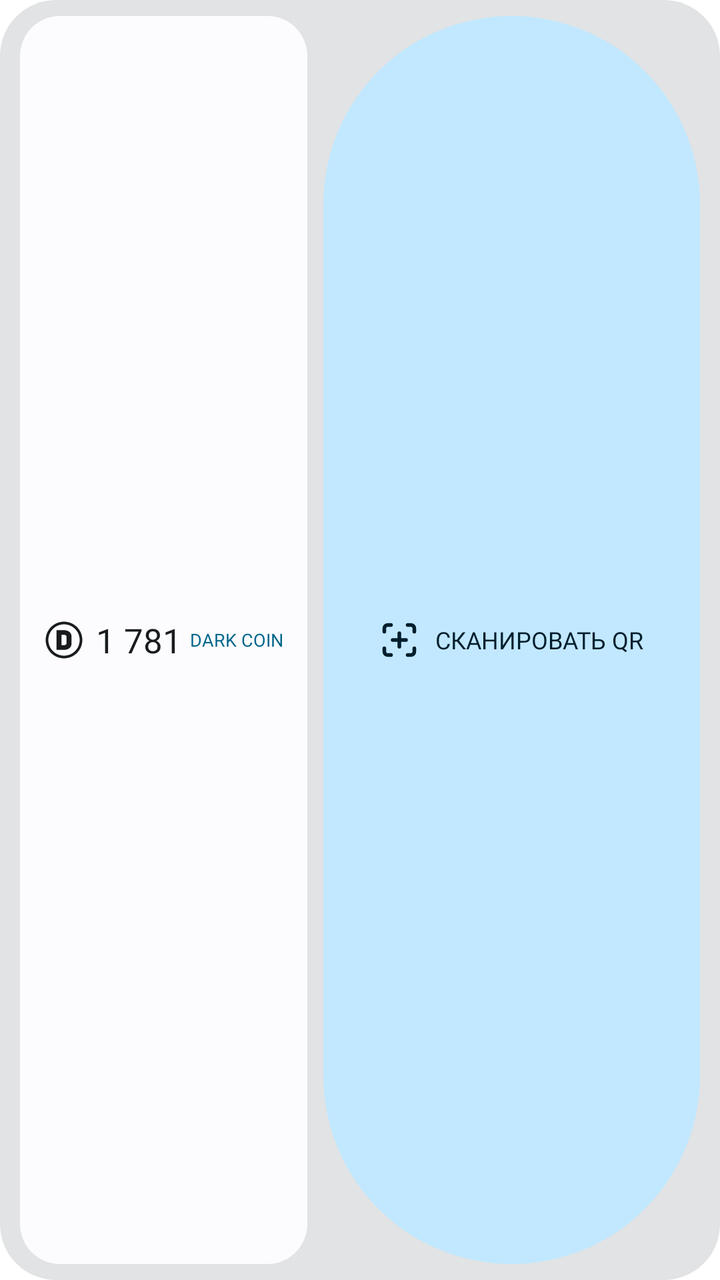
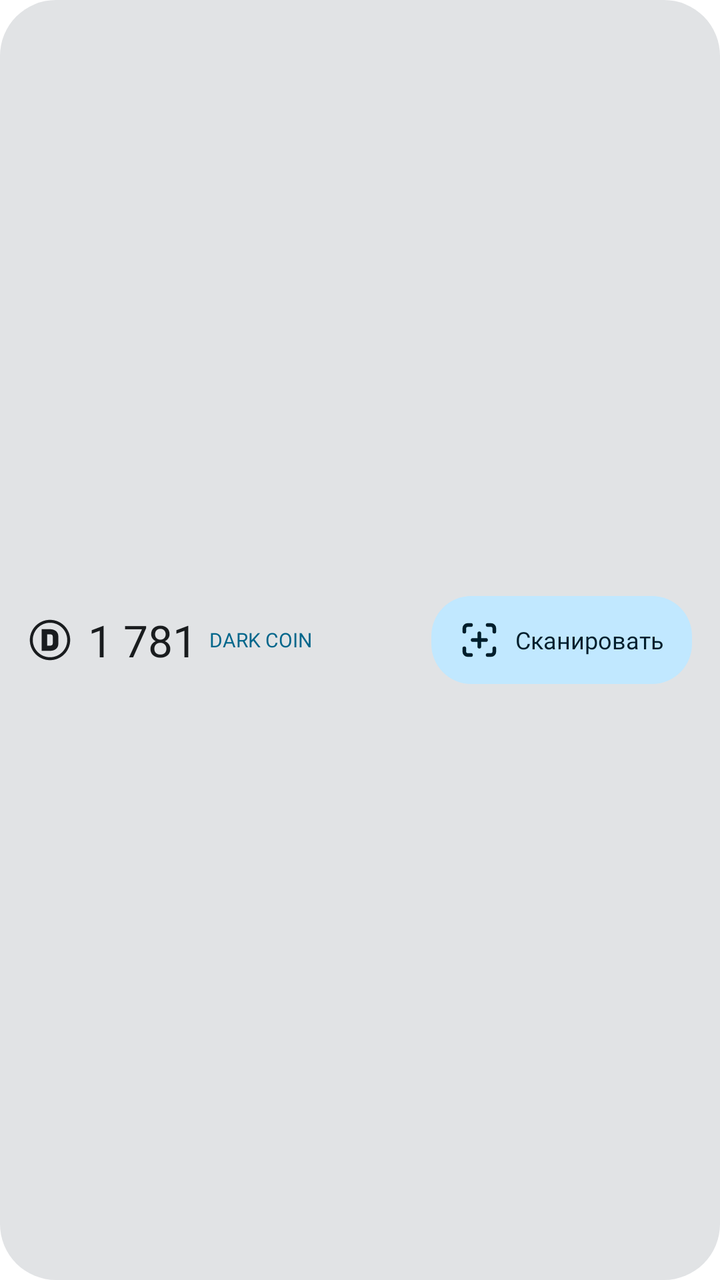

An Android layout rendered at two revisions. The XML below is the earlier revision; the diff shows what the commit changed to produce the second picture.
<!-- AndroidManifest.xml: application theme Theme.Darkside -->
<!-- res/layout/widget_darkside_4x1.xml -->
<?xml version="1.0" encoding="utf-8"?>
<LinearLayout xmlns:android="http://schemas.android.com/apk/res/android"
    android:id="@+id/widget_root_4x1"
    android:layout_width="match_parent"
    android:layout_height="match_parent"
    android:background="@drawable/bg_widget_container"
    android:gravity="center_vertical"
    android:orientation="horizontal"
    android:paddingStart="10dp"
    android:paddingTop="8dp"
    android:paddingEnd="10dp"
    android:paddingBottom="8dp">

    
    <LinearLayout
        android:layout_width="wrap_content"
        android:layout_height="match_parent"
        android:background="@drawable/bg_widget_inner_card"
        android:gravity="center_vertical"
        android:orientation="horizontal"
        android:paddingStart="12dp"
        android:paddingEnd="12dp">

        <ImageView
            android:layout_width="20dp"
            android:layout_height="20dp"
            android:src="@drawable/ic_coin"
            android:contentDescription="@string/app_name" />

        <TextView
            android:id="@+id/widget_balance_4x1"
            android:layout_width="wrap_content"
            android:layout_height="wrap_content"
            android:layout_marginStart="6dp"
            android:fontFamily="@font/unisans_heavy"
            android:singleLine="true"
            android:text="1 781"
            android:textColor="@color/widget_text_primary"
            android:textSize="17sp" />

        <TextView
            android:id="@+id/widget_coins_label_4x1"
            android:layout_width="wrap_content"
            android:layout_height="wrap_content"
            android:layout_marginStart="4dp"
            android:fontFamily="@font/unisans_bold"
            android:singleLine="true"
            android:text="@string/coins_unit"
            android:textColor="@color/widget_accent"
            android:textSize="9sp" />
    </LinearLayout>

    
    <LinearLayout
        android:id="@+id/widget_btn_scan_4x1"
        android:layout_width="0dp"
        android:layout_height="match_parent"
        android:layout_marginStart="8dp"
        android:layout_weight="1"
        android:background="@drawable/bg_widget_pill_button"
        android:clickable="true"
        android:focusable="true"
        android:gravity="center"
        android:orientation="horizontal"
        android:paddingStart="16dp"
        android:paddingEnd="16dp">

        <ImageView
            android:layout_width="20dp"
            android:layout_height="20dp"
            android:src="@drawable/ic_scan_qr"
            android:contentDescription="@string/scan_qr" />

        <TextView
            android:layout_width="wrap_content"
            android:layout_height="wrap_content"
            android:layout_marginStart="8dp"
            android:fontFamily="@font/unisans_bold"
            android:singleLine="true"
            android:text="СКАНИРОВАТЬ QR"
            android:textColor="@color/widget_action_card_text"
            android:textSize="12sp" />
    </LinearLayout>

</LinearLayout>
<!-- resources referenced by this layout -->
<resources>
  <color name="widget_accent">@color/md_theme_primary</color>
  <color name="widget_action_card_text">@color/md_theme_onPrimaryContainer</color>
  <color name="widget_text_primary">@color/md_theme_onSurface</color>
  <!-- drawable bg_widget_container (drawable) -->
  <?xml version="1.0" encoding="utf-8"?>
  <shape xmlns:android="http://schemas.android.com/apk/res/android"
      android:shape="rectangle">
      <corners android:radius="@dimen/widget_background_radius" />
      <solid android:color="@color/widget_background" />
  </shape>
  <!-- drawable bg_widget_inner_card (drawable) -->
  <?xml version="1.0" encoding="utf-8"?>
  <shape xmlns:android="http://schemas.android.com/apk/res/android"
      android:shape="rectangle">
      <corners android:radius="@dimen/widget_inner_radius" />
      <solid android:color="@color/widget_inner_surface" />
  </shape>
  <!-- drawable bg_widget_pill_button (drawable) -->
  <?xml version="1.0" encoding="utf-8"?>
  <ripple xmlns:android="http://schemas.android.com/apk/res/android"
      android:color="@color/widget_accent">
      <item>
          <shape android:shape="rectangle">
              <corners android:radius="100dp" />
              <solid android:color="@color/widget_action_card_bg" />
          </shape>
      </item>
  </ripple>
  <!-- drawable ic_scan_qr (drawable) -->
  <vector xmlns:android="http://schemas.android.com/apk/res/android"
      android:width="24dp"
      android:height="24dp"
      android:viewportWidth="24"
      android:viewportHeight="24">
      <path
          android:strokeColor="@color/widget_action_card_text"
          android:strokeWidth="2.2"
          android:strokeLineCap="round"
          android:strokeLineJoin="round"
          android:pathData="M3,7V5a2,2 0 0,1 2,-2h2M17,3h2a2,2 0 0,1 2,2v2M21,17v2a2,2 0 0,1 -2,2h-2M7,21H5a2,2 0 0,1 -2,-2v-2M12,8v8M8,12h8" />
  </vector>
  <string name="app_name">Darkside</string>
  <string name="coins_unit">DARK COIN</string>
  <string name="scan_qr">СКАНИРОВАТЬ</string>
  <color name="md_theme_primary">#6750A4</color>
  <color name="md_theme_onPrimaryContainer">#21005D</color>
  <color name="md_theme_onSurface">#1D1B20</color>
  <dimen name="widget_background_radius">28dp</dimen>
  <color name="widget_background">@color/md_theme_surfaceContainer</color>
  <dimen name="widget_inner_radius">20dp</dimen>
  <color name="widget_inner_surface">@color/md_theme_surface</color>
  <color name="widget_action_card_bg">@color/md_theme_primaryContainer</color>
  <color name="widget_coin_tint">@color/md_theme_onSurface</color>
  <color name="md_theme_onPrimary">#FFFFFF</color>
  <color name="md_theme_primaryContainer">#EADDFF</color>
  <color name="md_theme_secondary">#625B71</color>
  <color name="md_theme_onSecondary">#FFFFFF</color>
  <color name="md_theme_secondaryContainer">#E8DEF8</color>
  <color name="md_theme_onSecondaryContainer">#1D192B</color>
  <color name="md_theme_surface">#FEF7FF</color>
  <color name="md_theme_surfaceVariant">#E7E0EC</color>
  <color name="md_theme_onSurfaceVariant">#49454F</color>
  <color name="md_theme_surfaceContainer">#F3EDF7</color>
  <color name="md_theme_surfaceContainerHigh">#ECE6F0</color>
  <color name="md_theme_surfaceContainerLow">#F7F2FA</color>
  <color name="md_theme_outline">#79747E</color>
  <color name="md_theme_outlineVariant">#CAC4D0</color>
  <color name="md_theme_background">#FEF7FF</color>
  <color name="md_theme_onBackground">#1D1B20</color>
  <!-- unchanged entries left out for length: 2 -->
</resources>

<!-- the commit's change to res/layout/widget_darkside_4x1.xml (unified diff, before → after) -->
@@ -6,70 +6,67 @@
     android:background="@drawable/bg_widget_container"
     android:gravity="center_vertical"
     android:orientation="horizontal"
-    android:paddingStart="10dp"
-    android:paddingTop="8dp"
-    android:paddingEnd="10dp"
-    android:paddingBottom="8dp">
+    android:paddingStart="14dp"
+    android:paddingTop="6dp"
+    android:paddingEnd="14dp"
+    android:paddingBottom="6dp">
 
     
     <LinearLayout
-        android:layout_width="wrap_content"
-        android:layout_height="match_parent"
-        android:background="@drawable/bg_widget_inner_card"
+        android:layout_width="0dp"
+        android:layout_height="wrap_content"
+        android:layout_weight="1"
         android:gravity="center_vertical"
-        android:orientation="horizontal"
-        android:paddingStart="12dp"
-        android:paddingEnd="12dp">
+        android:orientation="horizontal">
 
         <ImageView
-            android:layout_width="20dp"
-            android:layout_height="20dp"
-            android:src="@drawable/ic_coin"
-            android:contentDescription="@string/app_name" />
+            android:layout_width="22dp"
+            android:layout_height="22dp"
+            android:layout_marginEnd="8dp"
+            android:contentDescription="@string/app_name"
+            android:src="@drawable/ic_coin" />
 
         <TextView
             android:id="@+id/widget_balance_4x1"
             android:layout_width="wrap_content"
             android:layout_height="wrap_content"
-            android:layout_marginStart="6dp"
             android:fontFamily="@font/unisans_heavy"
             android:singleLine="true"
             android:text="1 781"
             android:textColor="@color/widget_text_primary"
-            android:textSize="17sp" />
+            android:textSize="22sp" />
 
         <TextView
             android:id="@+id/widget_coins_label_4x1"
             android:layout_width="wrap_content"
             android:layout_height="wrap_content"
-            android:layout_marginStart="4dp"
+            android:layout_marginStart="6dp"
             android:fontFamily="@font/unisans_bold"
             android:singleLine="true"
             android:text="@string/coins_unit"
             android:textColor="@color/widget_accent"
-            android:textSize="9sp" />
+            android:textSize="10sp" />
     </LinearLayout>
 
     
     <LinearLayout
         android:id="@+id/widget_btn_scan_4x1"
-        android:layout_width="0dp"
-        android:layout_height="match_parent"
+        android:layout_width="wrap_content"
+        android:layout_height="44dp"
         android:layout_marginStart="8dp"
-        android:layout_weight="1"
-        android:background="@drawable/bg_widget_pill_button"
+        android:background="@drawable/bg_widget_action_card"
         android:clickable="true"
         android:focusable="true"
         android:gravity="center"
         android:orientation="horizontal"
-        android:paddingStart="16dp"
-        android:paddingEnd="16dp">
+        android:paddingStart="14dp"
+        android:paddingEnd="14dp">
 
         <ImageView
             android:layout_width="20dp"
             android:layout_height="20dp"
-            android:src="@drawable/ic_scan_qr"
-            android:contentDescription="@string/scan_qr" />
+            android:contentDescription="@string/scan_qr"
+            android:src="@drawable/ic_scan_qr" />
 
         <TextView
             android:layout_width="wrap_content"
@@ -77,7 +74,7 @@
             android:layout_marginStart="8dp"
             android:fontFamily="@font/unisans_bold"
             android:singleLine="true"
-            android:text="СКАНИРОВАТЬ QR"
+            android:text="@string/scan_qr_short"
             android:textColor="@color/widget_action_card_text"
             android:textSize="12sp" />
     </LinearLayout>
<!-- resource entries referenced after the edit -->
@@ -3,6 +3,17 @@
   <color name="widget_accent">@color/md_theme_primary</color>
   <color name="widget_action_card_text">@color/md_theme_onPrimaryContainer</color>
   <color name="widget_text_primary">@color/md_theme_onSurface</color>
+  <!-- drawable bg_widget_action_card (drawable) -->
+  <?xml version="1.0" encoding="utf-8"?>
+  <ripple xmlns:android="http://schemas.android.com/apk/res/android"
+      android:color="@color/widget_accent">
+      <item>
+          <shape android:shape="rectangle">
+              <corners android:radius="@dimen/widget_inner_radius" />
+              <solid android:color="@color/widget_action_card_bg" />
+          </shape>
+      </item>
+  </ripple>
   <!-- drawable bg_widget_container (drawable) -->
   <?xml version="1.0" encoding="utf-8"?>
   <shape xmlns:android="http://schemas.android.com/apk/res/android"
@@ -10,24 +21,6 @@
       <corners android:radius="@dimen/widget_background_radius" />
       <solid android:color="@color/widget_background" />
   </shape>
-  <!-- drawable bg_widget_inner_card (drawable) -->
-  <?xml version="1.0" encoding="utf-8"?>
-  <shape xmlns:android="http://schemas.android.com/apk/res/android"
-      android:shape="rectangle">
-      <corners android:radius="@dimen/widget_inner_radius" />
-      <solid android:color="@color/widget_inner_surface" />
-  </shape>
-  <!-- drawable bg_widget_pill_button (drawable) -->
-  <?xml version="1.0" encoding="utf-8"?>
-  <ripple xmlns:android="http://schemas.android.com/apk/res/android"
-      android:color="@color/widget_accent">
-      <item>
-          <shape android:shape="rectangle">
-              <corners android:radius="100dp" />
-              <solid android:color="@color/widget_action_card_bg" />
-          </shape>
-      </item>
-  </ripple>
   <!-- drawable ic_scan_qr (drawable) -->
   <vector xmlns:android="http://schemas.android.com/apk/res/android"
       android:width="24dp"
@@ -44,13 +37,13 @@
   <string name="app_name">Darkside</string>
   <string name="coins_unit">DARK COIN</string>
   <string name="scan_qr">СКАНИРОВАТЬ</string>
+  <string name="scan_qr_short">Сканировать</string>
   <color name="md_theme_primary">#6750A4</color>
   <color name="md_theme_onPrimaryContainer">#21005D</color>
   <color name="md_theme_onSurface">#1D1B20</color>
   <dimen name="widget_background_radius">28dp</dimen>
   <color name="widget_background">@color/md_theme_surfaceContainer</color>
   <dimen name="widget_inner_radius">20dp</dimen>
-  <color name="widget_inner_surface">@color/md_theme_surface</color>
   <color name="widget_action_card_bg">@color/md_theme_primaryContainer</color>
   <color name="widget_coin_tint">@color/md_theme_onSurface</color>
   <color name="md_theme_onPrimary">#FFFFFF</color>
